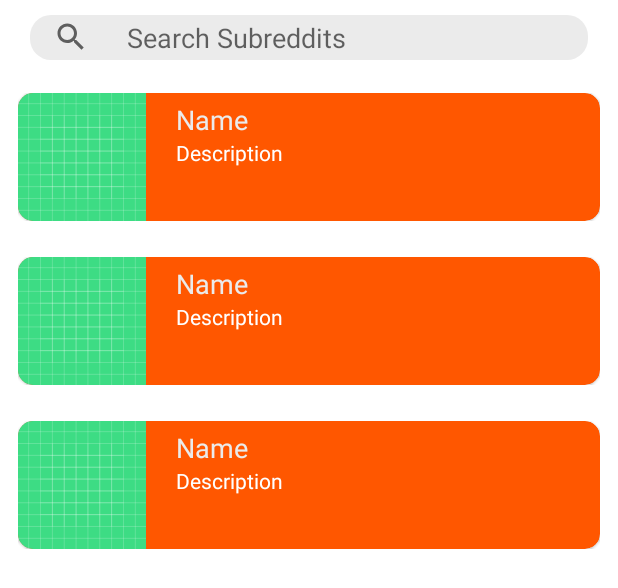
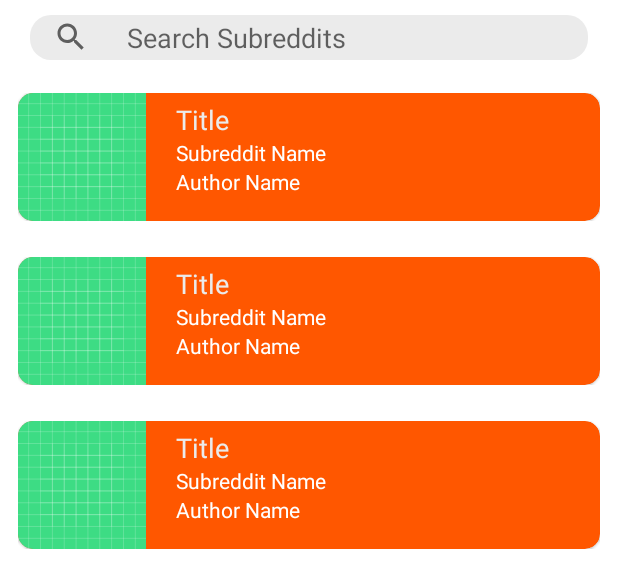
Before and after one commit to 11Kira/RedditSearch, an Android app: the layout activity_main.xml on its own in the app's theme, with its tools: preview values and no code run, on a phone screen of 412 x 824 dp. Shown: the top 588 px of the screen. Run offline under Robolectric (Android 15) with nearby library versions, the phone set to English and light mode, and no system bars.

Commit message:
#ui: updated layout/adapter for subreddit list item, created initial model class for subreddit

```diff
--- a/app/src/main/java/com/test/redditsearch/RedditListAdapter.kt
+++ b/app/src/main/java/com/test/redditsearch/RedditListAdapter.kt
@@ -5,6 +5,7 @@ import android.view.ViewGroup
 import androidx.databinding.DataBindingUtil
 import androidx.recyclerview.widget.RecyclerView
 import com.test.redditsearch.databinding.ListItemSubredditBinding
+import com.test.redditsearch.subreddit.Subreddit
 
 /**
  * Adapter class for Reddit list items
@@ -21,8 +22,9 @@ class RedditListAdapter(
         if (itemCount > 0) {
             val subreddit = subredditList[position]
             holder.apply {
-                binding.repoNameTxt.text = subreddit.fullName
-                binding.descTxt.text = subreddit.description
+                binding.titleTxt.text = subreddit.title
+                binding.subredditName.text = subreddit.subredditNamePrefixed
+                binding.authorTxt.text = subreddit.author
             }
         }
     }
--- /dev/null
+++ b/app/src/main/java/com/test/redditsearch/subreddit/SubReddit.kt
@@ -0,0 +1,20 @@
+package com.test.redditsearch.subreddit
+
+import com.google.gson.annotations.SerializedName
+import java.io.Serializable
+
+data class Subreddit(
+    @SerializedName("id")
+    val id: Long,
+    @SerializedName("title")
+    val title: String = "",
+    @SerializedName("subreddit_name_prefixed")
+    val subredditNamePrefixed: String? = "",
+    @SerializedName("permalink")
+    val permalink: String? = "",
+    @SerializedName("url")
+    val imageUrl: String? = "",
+    @SerializedName("author")
+    val author: String? = "",
+
+): Serializable
--- a/app/src/main/res/layout/list_item_subreddit.xml
+++ b/app/src/main/res/layout/list_item_subreddit.xml
@@ -25,7 +25,7 @@
                 android:orientation="horizontal">
 
                 <androidx.appcompat.widget.AppCompatImageView
-                    android:id="@+id/ownerImg"
+                    android:id="@+id/thumbImg"
                     android:layout_width="85dp"
                     android:layout_height="85dp"
                     android:layout_alignParentStart="true"
@@ -37,29 +37,43 @@
                     android:layout_marginTop="5dp"
                     android:textColor="#ebebeb"
                     android:layout_marginStart="20dp"
-                    android:id="@+id/repoNameTxt"
+                    android:id="@+id/titleTxt"
                     android:layout_width="0dp"
                     android:layout_height="wrap_content"
                     android:layout_centerVertical="false"
                     app:layout_constraintTop_toTopOf="parent"
                     app:layout_constraintEnd_toEndOf="parent"
-                    app:layout_constraintStart_toEndOf="@id/ownerImg"
+                    app:layout_constraintStart_toEndOf="@id/thumbImg"
                     android:textAppearance="@style/TextAppearance.AppCompat.Medium"
-                    tools:text="Name" />
+                    tools:text="Title" />
 
                 <com.google.android.material.textview.MaterialTextView
                     android:textColor="@color/white"
                     android:maxLength="50"
                     android:singleLine="true"
                     android:layout_marginStart="20dp"
-                    android:id="@+id/descTxt"
+                    android:id="@+id/subredditName"
                     android:layout_width="0dp"
                     android:layout_height="wrap_content"
                     android:layout_centerVertical="false"
                     app:layout_constraintEnd_toEndOf="parent"
-                    app:layout_constraintStart_toEndOf="@id/ownerImg"
-                    app:layout_constraintTop_toBottomOf="@id/repoNameTxt"
-                    tools:text="Description" />
+                    app:layout_constraintStart_toEndOf="@id/thumbImg"
+                    app:layout_constraintTop_toBottomOf="@id/titleTxt"
+                    tools:text="Subreddit Name" />
+
+                <com.google.android.material.textview.MaterialTextView
+                    android:textColor="@color/white"
+                    android:maxLength="50"
+                    android:singleLine="true"
+                    android:layout_marginStart="20dp"
+                    android:id="@+id/authorTxt"
+                    android:layout_width="0dp"
+                    android:layout_height="wrap_content"
+                    android:layout_centerVertical="false"
+                    app:layout_constraintEnd_toEndOf="parent"
+                    app:layout_constraintStart_toEndOf="@id/thumbImg"
+                    app:layout_constraintTop_toBottomOf="@id/subredditName"
+                    tools:text="Author Name" />
 
             </androidx.constraintlayout.widget.ConstraintLayout>
 
```
